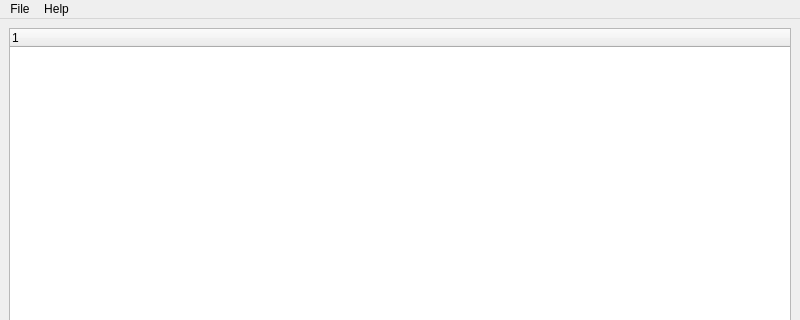
The window that main_window.ui (xtermassault/viusb) describes before a commit, drawn with Qt 5; both pictures show x 0 to 800 and y 0 to 320 of the 800 by 600 pixel window.
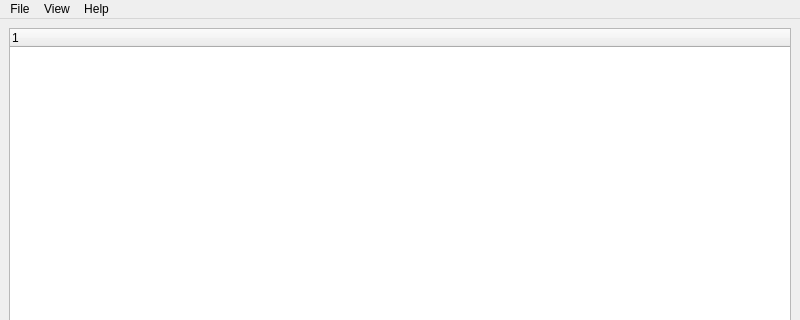
The same window after the commit.

```diff
--- a/main_window.ui
+++ b/main_window.ui
@@ -52,7 +52,15 @@
                 <addaction name="actionAbout"/>
                 <addaction name="actionAboutQt"/>
             </widget>
+            <widget class="QMenu" name="menuView">
+                <property name="title">
+                    <string>View</string>
+                </property>
+                <addaction name="actionViewClassic"/>
+                <addaction name="actionViewClasses"/>
+            </widget>
             <addaction name="menuFile"/>
+            <addaction name="menuView"/>
             <addaction name="menuHelp"/>
         </widget>
         <widget class="QStatusBar" name="statusBar"/>
```
Left out of the diff: 19 changed lines with no effect on the pictures.
